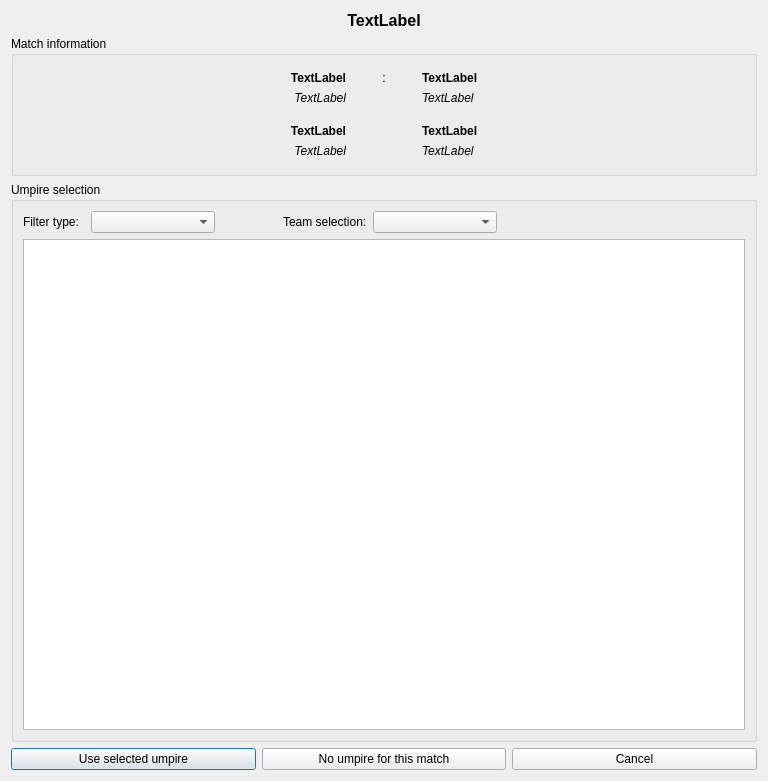
First picture: the form in ui/DlgSelectReferee.ui, repository probonopd/QTournament, before the edit.
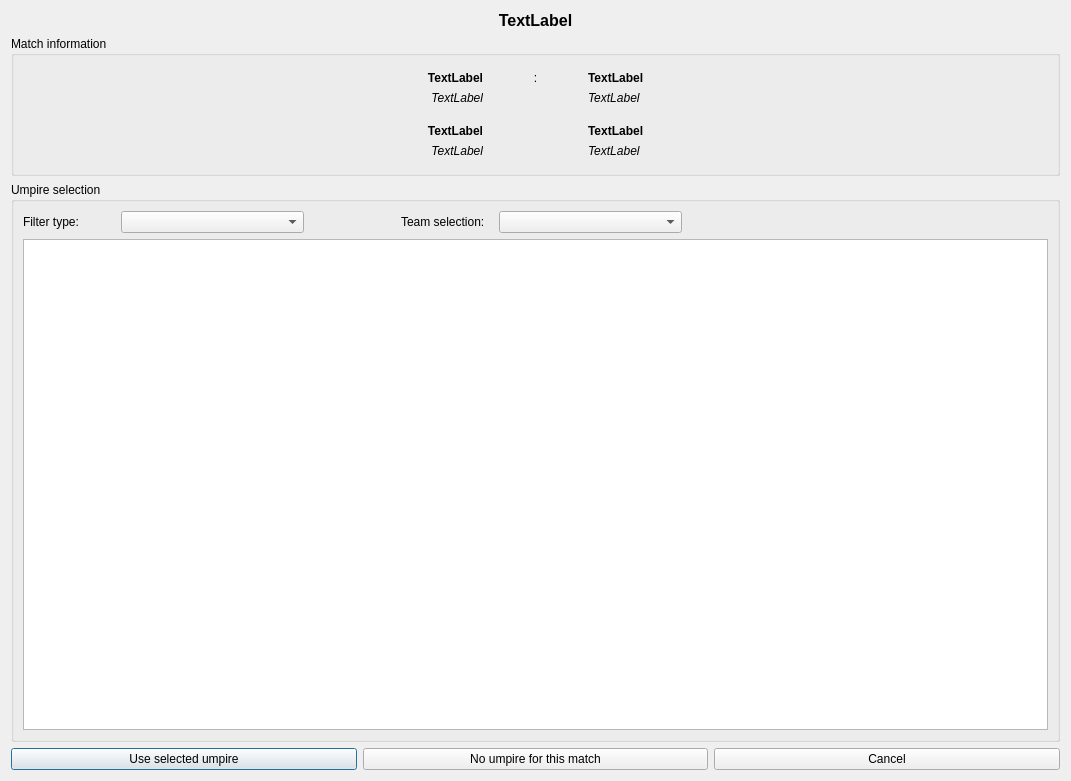
Second picture: the form after the edit. Custom widgets are drawn as their Qt base class.

Commit message: Added a link to the DlgPlayerProfile from the DlgSelectReferee through a double-click on a player name.

```diff
--- a/ui/DlgSelectReferee.ui
+++ b/ui/DlgSelectReferee.ui
@@ -6,7 +6,7 @@
    <rect>
     <x>0</x>
     <y>0</y>
-    <width>768</width>
+    <width>1071</width>
     <height>781</height>
    </rect>
   </property>
```
The commit also changes 1 other file.
